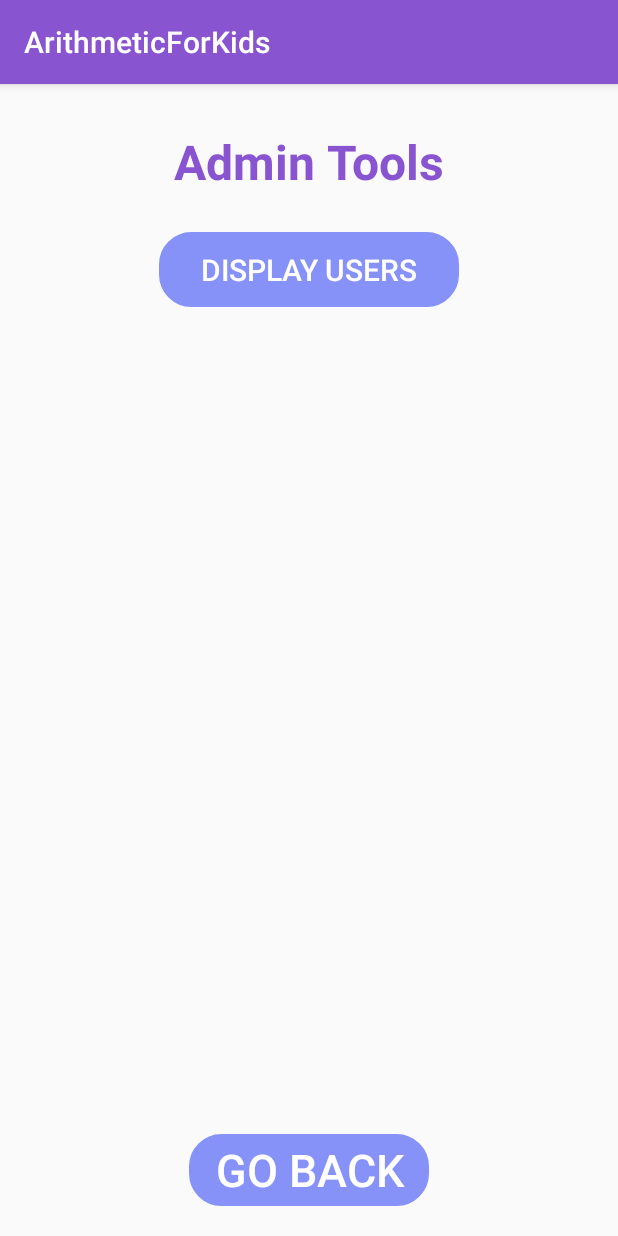
After one commit to Marcelo916/ArithmeticForKids, an Android app: the AdminTools screen opened directly, with no data from a screen before it, on a phone screen of 412 x 824 dp. The commit adds this screen. Run offline under Robolectric (Android 15) with nearby library versions, the light colour scheme and no system bars; our stand-ins replace Room's generated code.

Commit message:
Implemented basic AdminTools activity. Need to add functionality...

```diff
--- a/app/build.gradle
+++ b/app/build.gradle
@@ -38,6 +38,7 @@ dependencies {
     implementation libs.material
     implementation libs.activity
     implementation libs.constraintlayout
+    implementation libs.preference
     testImplementation libs.junit
     androidTestImplementation libs.ext.junit
     androidTestImplementation libs.espresso.core
--- a/app/src/main/AndroidManifest.xml
+++ b/app/src/main/AndroidManifest.xml
@@ -12,6 +12,9 @@
         android:supportsRtl="true"
         android:theme="@style/Theme.ArithmeticForKids2"
         tools:targetApi="31">
+        <activity
+            android:name=".AdminTools"
+            android:exported="false" />
         <activity
             android:name=".AdminMainActivity"
             android:exported="false" />
--- a/app/src/main/java/com/example/arithmeticforkids/AdminMainActivity.java
+++ b/app/src/main/java/com/example/arithmeticforkids/AdminMainActivity.java
@@ -53,6 +53,7 @@ public class AdminMainActivity extends AppCompatActivity {
         binding.AdminSubtractionButton.setOnClickListener(buttonClickLister);
         binding.AdminMultiplicationButton.setOnClickListener(buttonClickLister);
         binding.AdminDivisionButton.setOnClickListener(buttonClickLister);
+        binding.AdminToolsButton.setOnClickListener(buttonClickLister);
 
     }
 
@@ -177,6 +178,10 @@ public class AdminMainActivity extends AppCompatActivity {
                 Intent intent = Division.divisionFactory(getApplicationContext(), user.getId());
                 intent.putExtra("operation", "division");
                 startActivity(intent);
+            } else if (v == binding.AdminToolsButton) {
+                Intent intent = AdminTools.adminToolsFactory(getApplicationContext(), user.getId());
+                intent.putExtra("operation", "admin-tools");
+                startActivity(intent);
             }
         }
     };
--- /dev/null
+++ b/app/src/main/java/com/example/arithmeticforkids/AdminTools.java
@@ -0,0 +1,83 @@
+package com.example.arithmeticforkids;
+
+import android.content.Context;
+import android.content.Intent;
+import android.content.SharedPreferences;
+import android.os.Bundle;
+import android.view.View;
+import android.widget.Button;
+
+import androidx.appcompat.app.AppCompatActivity;
+import androidx.lifecycle.LiveData;
+
+import com.example.arithmeticforkids.database.AdditionLogRepository;
+import com.example.arithmeticforkids.database.entities.User;
+import com.example.arithmeticforkids.databinding.ActivityAdminToolsBinding;
+
+public class AdminTools extends AppCompatActivity {
+    private static final String MAIN_ACTIVITY_USER_ID = "package com.example.arithmeticforkids.MAIN_ACTIVITY_USER_ID";
+    static final String SHARED_PREFERENCE_USERID_KEY = "com.example.arithmeticforkids.SHARED_PREFERENCE_USERID_KEY";
+    static final String SAVED_INSTANCE_STATE_USERID_KEY = "com.example.arithmeticforkids.SAVED_INSTANCE_STATE_USERID_KEY";
+    static final String SHARED_PREFERENCE_USERID_VALUE = "com.example.arithmeticforkids.SHARED_PREFERENCE_USERID_VALUE";
+    private static final int LOGGED_OUT = -1;
+
+    ActivityAdminToolsBinding binding;
+    private AdditionLogRepository repository;
+    private int loggedInUserId = -1;
+    private User user;
+
+    Button displayUsersButton;
+
+    public static Intent adminToolsFactory(Context context, int userId) {
+        Intent intent = new Intent(context, AdminTools.class);
+        intent.putExtra(MAIN_ACTIVITY_USER_ID, userId);
+        return intent;
+    }
+
+    @Override
+    protected void onCreate(Bundle savedInstanceState) {
+        super.onCreate(savedInstanceState);
+        binding = com.example.arithmeticforkids.databinding.ActivityAdminToolsBinding.inflate(getLayoutInflater());
+        setContentView(binding.getRoot());
+
+        repository = AdditionLogRepository.getRepository(getApplication());
+        loginUserAdminTools(savedInstanceState);
+
+        displayUsersButton = findViewById(R.id.AdminUsersButton); //button to display list of all users from database
+
+        binding.goBackButtonAdminTools.setOnClickListener(new View.OnClickListener() {
+            @Override
+            public void onClick(View v) {
+                startActivity(AdminMainActivity.adminActivityIntentFactory(getApplicationContext(), user.getId()));
+            }
+        });
+    }
+
+    public void loginUserAdminTools(Bundle savedInstanceState) {
+        //check shared preference for logged in user
+        SharedPreferences sharedPreferences = getSharedPreferences(SHARED_PREFERENCE_USERID_KEY, Context.MODE_PRIVATE);
+
+        if(sharedPreferences.contains(SHARED_PREFERENCE_USERID_VALUE)) {
+            loggedInUserId = sharedPreferences.getInt(SHARED_PREFERENCE_USERID_VALUE, LOGGED_OUT);
+        }
+        if(loggedInUserId == LOGGED_OUT & savedInstanceState != null && savedInstanceState.containsKey(SAVED_INSTANCE_STATE_USERID_KEY)) {
+            loggedInUserId = savedInstanceState.getInt(SAVED_INSTANCE_STATE_USERID_KEY, LOGGED_OUT);
+        }
+        if(loggedInUserId == LOGGED_OUT) {
+            loggedInUserId = getIntent().getIntExtra(MAIN_ACTIVITY_USER_ID, LOGGED_OUT);
+        }
+        if (loggedInUserId == LOGGED_OUT) {
+            return;
+        }
+        LiveData<User> userObserver = repository.getUserByUserId(loggedInUserId);
+        userObserver.observe(this, user ->{
+            this.user = user;
+            if(this.user != null) {
+                invalidateOptionsMenu();
+            } else {
+                //  logout();
+            }
+        });
+    }
+
+}
--- a/app/src/main/res/layout/activity_admin_main.xml
+++ b/app/src/main/res/layout/activity_admin_main.xml
@@ -94,7 +94,7 @@
         android:backgroundTint="@color/purple"
         android:textColor="@android:color/white"/>
     <Button
-        android:id="@+id/AdminTools"
+        android:id="@+id/AdminToolsButton"
         android:layout_width="200dp"
         android:layout_height="50dp"
         android:layout_marginTop="5dp"
--- /dev/null
+++ b/app/src/main/res/layout/activity_admin_tools.xml
@@ -0,0 +1,54 @@
+<?xml version="1.0" encoding="utf-8"?>
+<androidx.constraintlayout.widget.ConstraintLayout xmlns:android="http://schemas.android.com/apk/res/android"
+    xmlns:app="http://schemas.android.com/apk/res-auto"
+    xmlns:tools="http://schemas.android.com/tools"
+    android:id="@+id/main"
+    android:layout_width="match_parent"
+    android:layout_height="match_parent"
+    tools:context=".AdminTools">
+
+    <TextView
+        android:id="@+id/AdminToolsName"
+        android:layout_width="wrap_content"
+        android:layout_height="wrap_content"
+        android:layout_marginTop="30dp"
+        android:text="@string/admin_tools_name"
+        android:textColor="@color/superPurple"
+        android:textSize="32sp"
+        android:textStyle="bold"
+        app:layout_constraintEnd_toEndOf="parent"
+        app:layout_constraintHorizontal_bias="0.5"
+        app:layout_constraintStart_toStartOf="parent"
+        app:layout_constraintTop_toTopOf="parent" />
+
+    <Button
+        android:id="@+id/AdminUsersButton"
+        android:layout_width="200dp"
+        android:layout_height="50dp"
+        android:layout_marginTop="25dp"
+        android:text="@string/display_users"
+        android:textSize="20sp"
+        app:layout_constraintEnd_toEndOf="parent"
+        app:layout_constraintHorizontal_bias="0.5"
+        app:layout_constraintStart_toStartOf="parent"
+        app:layout_constraintTop_toBottomOf="@+id/AdminToolsName"
+        android:background="@drawable/custom_edittext"
+        android:backgroundTint="@color/purple"
+        android:textColor="@android:color/white"/>
+
+    <Button
+        android:id="@+id/goBackButtonAdminTools"
+        android:layout_width="160dp"
+        android:layout_height="wrap_content"
+        android:layout_marginBottom="20dp"
+        android:text="@string/go_back"
+        android:textSize="30sp"
+        app:layout_constraintBottom_toBottomOf="parent"
+        app:layout_constraintEnd_toEndOf="parent"
+        app:layout_constraintHorizontal_bias="0.5"
+        app:layout_constraintStart_toStartOf="parent"
+        android:background="@drawable/custom_edittext"
+        android:backgroundTint="@color/purple"
+        android:textColor="@android:color/white"/>
+
+</androidx.constraintlayout.widget.ConstraintLayout>
--- a/gradle/libs.versions.toml
+++ b/gradle/libs.versions.toml
@@ -7,6 +7,7 @@ appcompat = "1.6.1"
 material = "1.11.0"
 activity = "1.8.0"
 constraintlayout = "2.1.4"
+preference = "1.2.0"
 
 [libraries]
 junit = { group = "junit", name = "junit", version.ref = "junit" }
@@ -16,6 +17,7 @@ appcompat = { group = "androidx.appcompat", name = "appcompat", version.ref = "a
 material = { group = "com.google.android.material", name = "material", version.ref = "material" }
 activity = { group = "androidx.activity", name = "activity", version.ref = "activity" }
 constraintlayout = { group = "androidx.constraintlayout", name = "constraintlayout", version.ref = "constraintlayout" }
+preference = { group = "androidx.preference", name = "preference", version.ref = "preference" }
 
 [plugins]
 androidApplication = { id = "com.android.application", version.ref = "agp" }
```
Also changed, not shown: app/src/main/res/layout/settings_activity.xml (added, +9 -0 lines), app/src/main/res/values/arrays.xml (added, +12 -0 lines), app/src/main/res/values/strings.xml (+18 -0 lines), app/src/main/res/xml/root_preferences.xml (added, +35 -0 lines).
